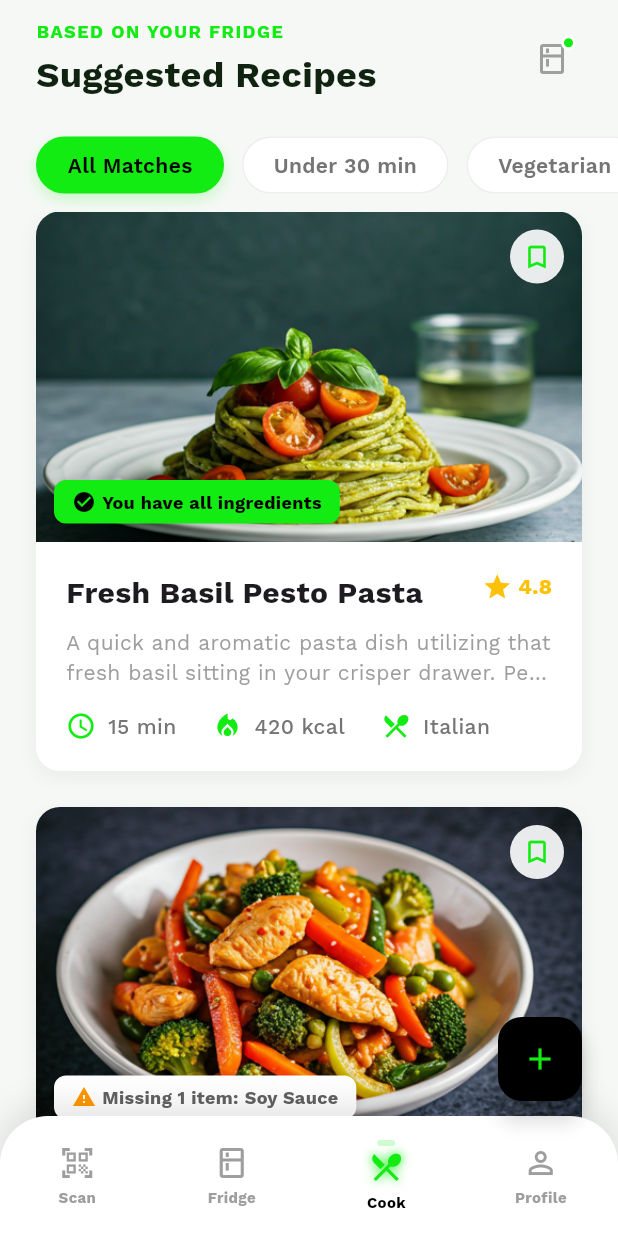
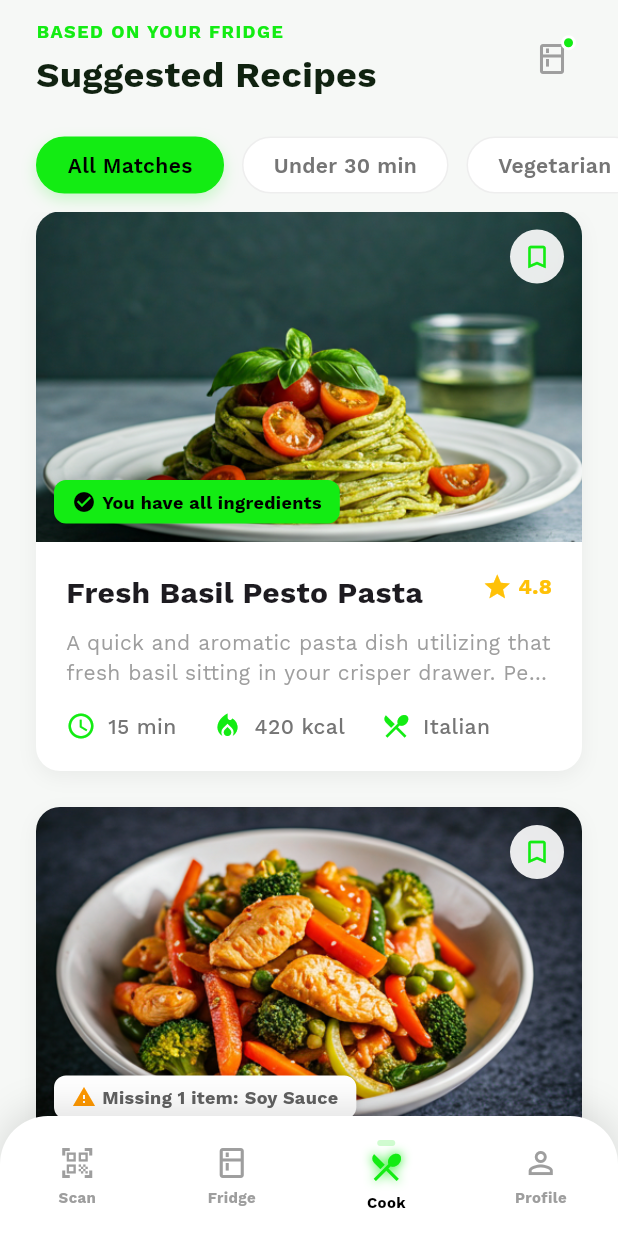
Before and after one commit to HalimACeylan/fresh-fridge, a Flutter app: the SuggestedRecipesScreen screen opened by its route, on a phone screen of 412 x 824 dp. Run offline on Flutter 3.47's test engine with Material 3 defaults, Android fonts, the phone set to English and light mode, and no system bars; our stand-ins replace google_fonts; network calls fail.

Commit message:
feat: Update fridge bottom navigation route to `fridgeGrid` and remove FloatingActionButton from suggested recipes screen.

```diff
--- a/lib/screens/suggested_recipes_screen.dart
+++ b/lib/screens/suggested_recipes_screen.dart
@@ -85,18 +85,6 @@ class SuggestedRecipesScreen extends StatelessWidget {
               left: 0,
               right: 0,
               child: _buildBottomNav(context),
-            ),
-            Positioned(
-              bottom: 90,
-              right: 24,
-              child: FloatingActionButton(
-                onPressed: () {
-                  Navigator.pushNamed(context, AppRoutes.fridgeGrid);
-                },
-                backgroundColor: Colors
-                    .black, // Different accent here based on HTML? HTML has black bg for FAB on screen 3
-                child: const Icon(Icons.add, color: Color(0xFF13EC13)),
-              ),
             ),
           ],
         ),
--- a/lib/widgets/fridge_bottom_navigation.dart
+++ b/lib/widgets/fridge_bottom_navigation.dart
@@ -38,7 +38,7 @@ class FridgeBottomNavigation extends StatelessWidget {
             Icons.kitchen_outlined,
             'Fridge',
             FridgeTab.fridge,
-            AppRoutes.insideFridge,
+            AppRoutes.fridgeGrid,
           ),
           _buildNavItem(
             context,
```
